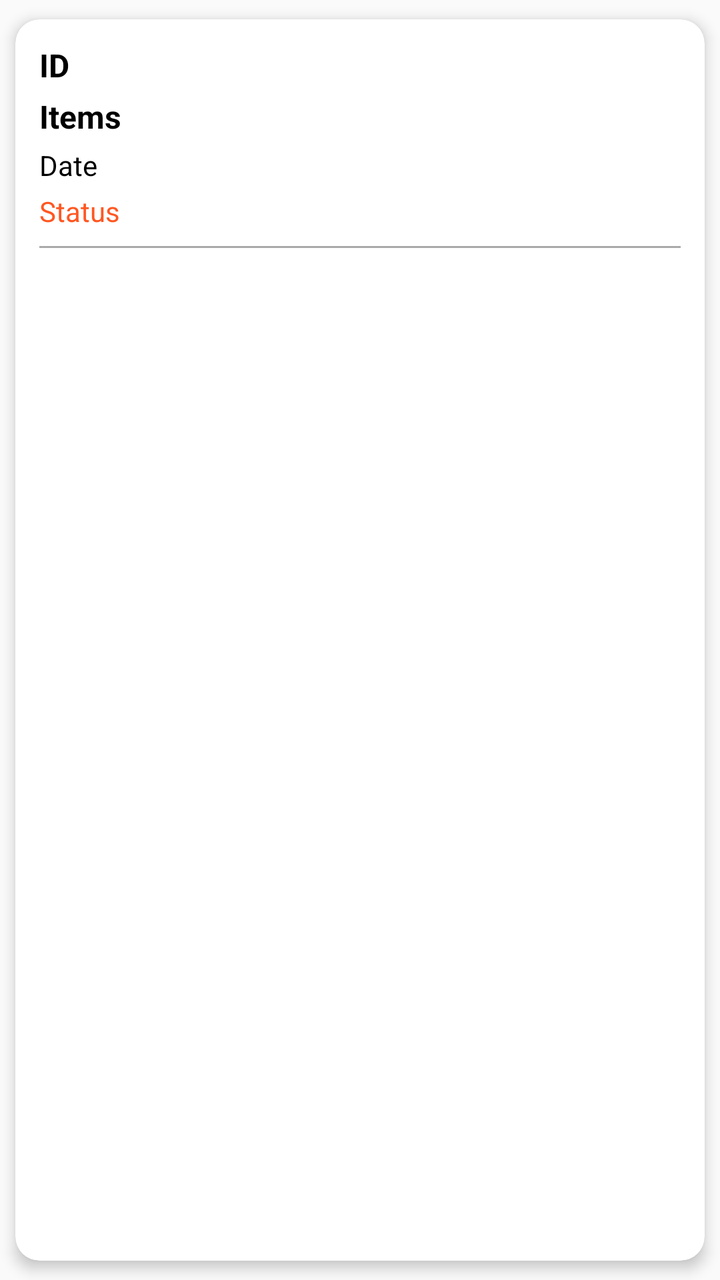
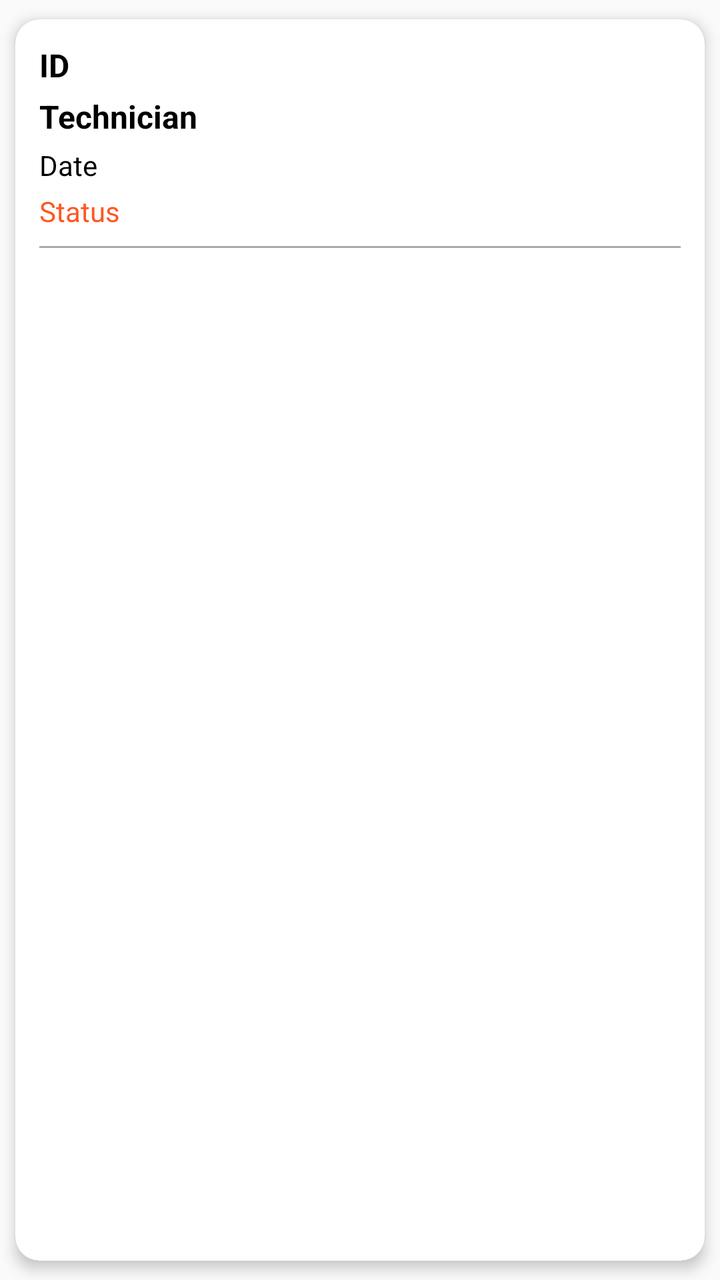

An Android layout rendered at two revisions. The XML below is the earlier revision; the diff shows what the commit changed to produce the second picture.
<!-- AndroidManifest.xml: application theme AppTheme -->
<!-- res/layout/lv_materials.xml -->
<?xml version="1.0" encoding="utf-8"?>
<androidx.cardview.widget.CardView
    xmlns:android="http://schemas.android.com/apk/res/android"
    xmlns:tools="http://schemas.android.com/tools"
    xmlns:app="http://schemas.android.com/apk/res-auto"
    android:layout_width="match_parent"
    android:layout_height="wrap_content"
    android:layout_margin="8dp"
    android:background="@color/white"
    app:cardElevation="4dp"
    app:cardCornerRadius="12dp"
    app:cardUseCompatPadding="true">

    <LinearLayout
        android:layout_width="match_parent"
        android:layout_height="wrap_content"
        android:orientation="vertical"
        android:padding="12dp">

        <TextView
            android:id="@+id/txv_ID"
            android:layout_width="match_parent"
            android:layout_height="wrap_content"
            android:text="ID"
            android:textStyle="bold"
            android:textColor="@color/colorBlack"
            android:textSize="16sp"
            android:layout_marginBottom="4dp" />

        <TextView
            android:id="@+id/txv_items"
            android:layout_width="match_parent"
            android:layout_height="wrap_content"
            android:text="Items"
            android:textStyle="bold"
            android:textColor="@color/colorBlack"
            android:textSize="16sp"
            android:layout_marginBottom="4dp" />

        <TextView
            android:id="@+id/txv_date"
            android:layout_width="match_parent"
            android:layout_height="wrap_content"
            android:text="Date"
            android:textColor="@color/colorBlack"
            android:textSize="14sp"
            android:layout_marginBottom="4dp" />

        <TextView
            android:id="@+id/tx_Status"
            android:layout_width="match_parent"
            android:layout_height="wrap_content"
            android:text="Status"
            android:textColor="@color/orange"
            android:textSize="14sp"
            android:layout_marginBottom="8dp" />

        <View
            android:layout_width="match_parent"
            android:layout_height="1dp"
            android:background="@android:color/darker_gray" />

    </LinearLayout>

</androidx.cardview.widget.CardView>
<!-- resources referenced by this layout -->
<resources>
  <color name="colorBlack">#000</color>
  <color name="orange">#FF5722</color>
  <color name="white">#fff</color>
  <style name="AppTheme" parent="Theme.AppCompat.Light.DarkActionBar">
          
          <item name="colorPrimary">@color/colorPrimary</item>
          <item name="colorPrimaryDark">@color/colorPrimaryDark</item>
          <item name="colorAccent">@color/colorAccent</item>
      </style>
  <color name="colorPrimary">#0092DF</color>
  <color name="colorPrimaryDark">#0092DF</color>
  <color name="colorAccent">#A6009A</color>
</resources>

<!-- the commit's change to res/layout/lv_materials.xml (unified diff, before → after) -->
@@ -28,10 +28,10 @@
             android:layout_marginBottom="4dp" />
 
         <TextView
-            android:id="@+id/txv_items"
+            android:id="@+id/txv_tech"
             android:layout_width="match_parent"
             android:layout_height="wrap_content"
-            android:text="Items"
+            android:text="Technician"
             android:textStyle="bold"
             android:textColor="@color/colorBlack"
             android:textSize="16sp"
